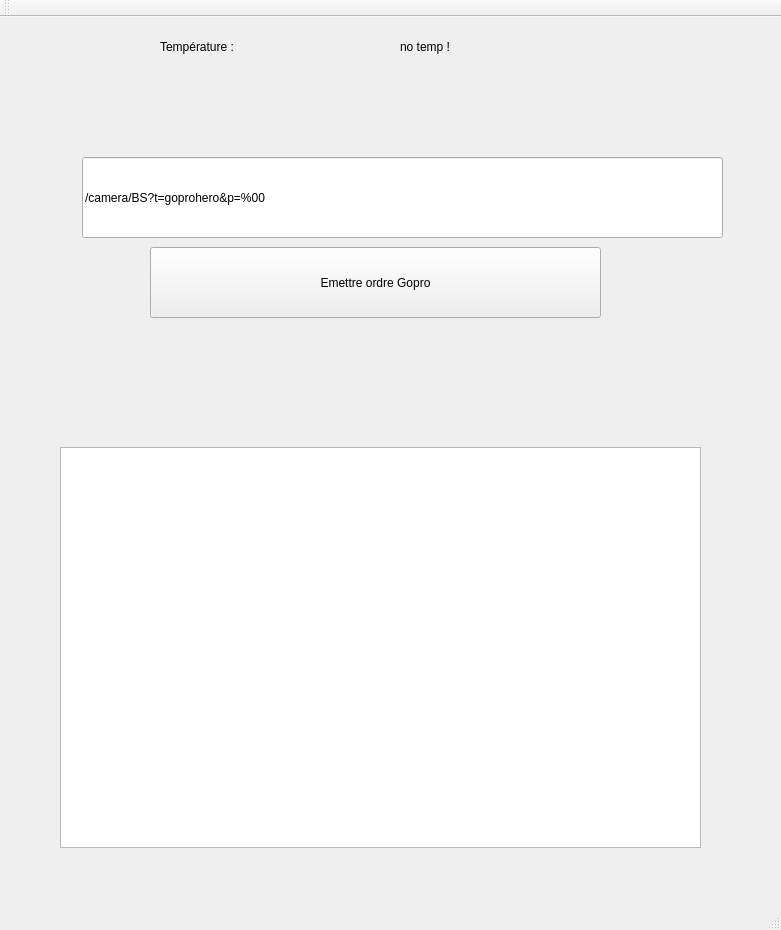
PhASnBenoit/ditrasp, file mainwindow.ui: the form before one commit.
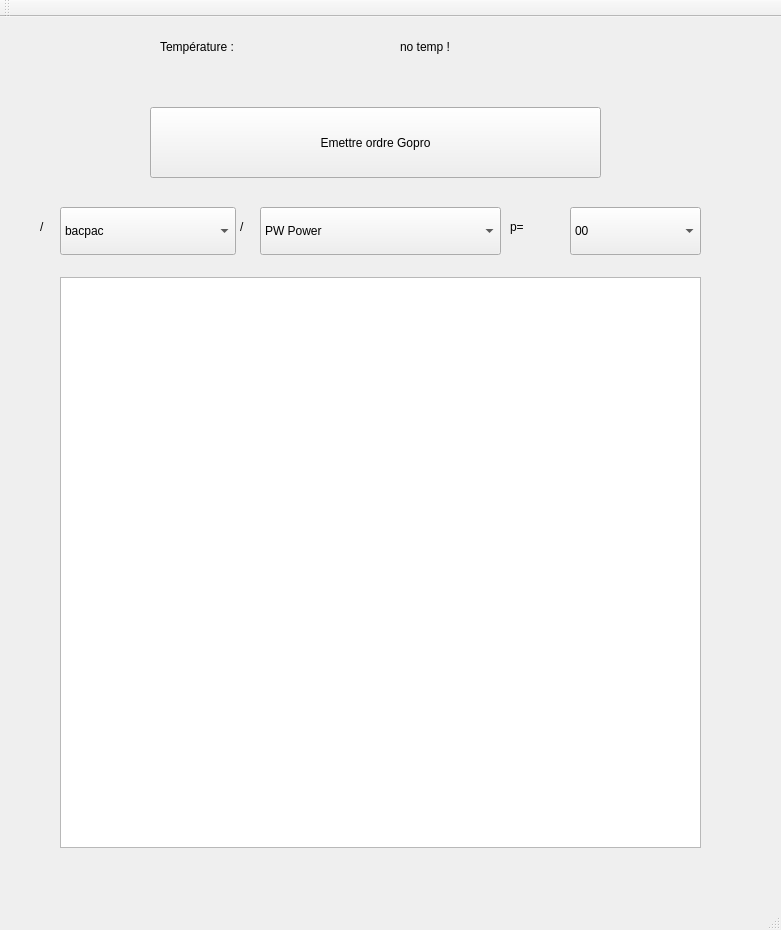
The form after the commit.

Patch:
```diff
--- a/mainwindow.ui
+++ b/mainwindow.ui
@@ -18,7 +18,7 @@
     <property name="geometry">
      <rect>
       <x>150</x>
-      <y>230</y>
+      <y>90</y>
       <width>451</width>
       <height>71</height>
      </rect>
@@ -31,9 +31,9 @@
     <property name="geometry">
      <rect>
       <x>60</x>
-      <y>430</y>
+      <y>260</y>
       <width>641</width>
-      <height>401</height>
+      <height>571</height>
      </rect>
     </property>
    </widget>
@@ -63,17 +63,168 @@
      <string>no temp !</string>
     </property>
    </widget>
-   <widget class="QLineEdit" name="leOrdre">
+   <widget class="QComboBox" name="cbRep">
     <property name="geometry">
      <rect>
-      <x>82</x>
-      <y>140</y>
-      <width>641</width>
-      <height>81</height>
+      <x>60</x>
+      <y>190</y>
+      <width>176</width>
+      <height>48</height>
      </rect>
     </property>
+    <item>
+     <property name="text">
+      <string>bacpac</string>
+     </property>
+    </item>
+    <item>
+     <property name="text">
+      <string>camera</string>
+     </property>
+    </item>
+   </widget>
+   <widget class="QComboBox" name="cbApp">
+    <property name="geometry">
+     <rect>
+      <x>260</x>
+      <y>190</y>
+      <width>241</width>
+      <height>48</height>
+     </rect>
+    </property>
+    <item>
+     <property name="text">
+      <string>PW Power</string>
+     </property>
+    </item>
+    <item>
+     <property name="text">
+      <string>BS BIP sound</string>
+     </property>
+    </item>
+    <item>
+     <property name="text">
+      <string>LL Localisation</string>
+     </property>
+    </item>
+    <item>
+     <property name="text">
+      <string>TI Timer</string>
+     </property>
+    </item>
+    <item>
+     <property name="text">
+      <string>PR Photo résolution</string>
+     </property>
+    </item>
+    <item>
+     <property name="text">
+      <string>FV FOV ?</string>
+     </property>
+    </item>
+    <item>
+     <property name="text">
+      <string>SH Capture</string>
+     </property>
+    </item>
+    <item>
+     <property name="text">
+      <string>VR Vidéo résolution</string>
+     </property>
+    </item>
+    <item>
+     <property name="text">
+      <string>UP Orientation</string>
+     </property>
+    </item>
+    <item>
+     <property name="text">
+      <string>CM Mode Caméra</string>
+     </property>
+    </item>
+    <item>
+     <property name="text">
+      <string>PV Preview</string>
+     </property>
+    </item>
+   </widget>
+   <widget class="QComboBox" name="cbVal">
+    <property name="geometry">
+     <rect>
+      <x>570</x>
+      <y>190</y>
+      <width>131</width>
+      <height>48</height>
+     </rect>
+    </property>
+    <item>
+     <property name="text">
+      <string>00</string>
+     </property>
+    </item>
+    <item>
+     <property name="text">
+      <string>01</string>
+     </property>
+    </item>
+    <item>
+     <property name="text">
+      <string>02</string>
+     </property>
+    </item>
+    <item>
+     <property name="text">
+      <string>03</string>
+     </property>
+    </item>
+    <item>
+     <property name="text">
+      <string>04</string>
+     </property>
+    </item>
+    <item>
+     <property name="text">
+      <string>05</string>
+     </property>
+    </item>
+   </widget>
+   <widget class="QLabel" name="label_2">
+    <property name="geometry">
+     <rect>
+      <x>40</x>
+      <y>190</y>
+      <width>21</width>
+      <height>39</height>
+     </rect>
+    </property>
     <property name="text">
-     <string>/camera/BS?t=goprohero&amp;p=%00</string>
+     <string>/</string>
+    </property>
+   </widget>
+   <widget class="QLabel" name="label_4">
+    <property name="geometry">
+     <rect>
+      <x>510</x>
+      <y>190</y>
+      <width>51</width>
+      <height>39</height>
+     </rect>
+    </property>
+    <property name="text">
+     <string>p=</string>
+    </property>
+   </widget>
+   <widget class="QLabel" name="label_5">
+    <property name="geometry">
+     <rect>
+      <x>240</x>
+      <y>190</y>
+      <width>21</width>
+      <height>39</height>
+     </rect>
+    </property>
+    <property name="text">
+     <string>/</string>
     </property>
    </widget>
   </widget>
```
Left out of the diff: 2 changed lines with no effect on the pictures.
